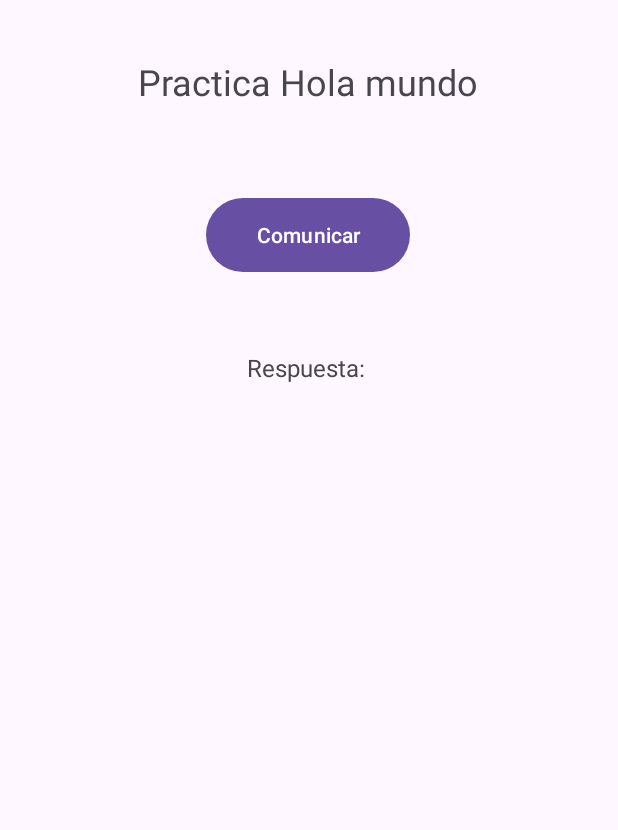
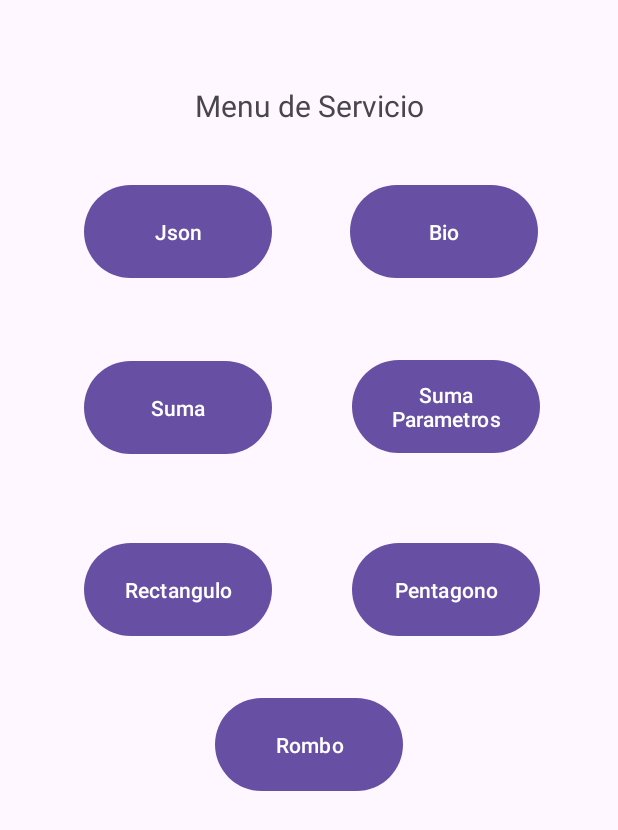
Before and after one commit to PaulDiaz054/ClienteConsumoWS, an Android app: the screen it shows after launch (MainActivity before the commit, Menu after it), on a phone screen of 412 x 824 dp. Shown: the top 830 px of the screen. Run offline under Robolectric (Android 15) with nearby library versions, the phone set to English and light mode, and no system bars.

Commit message:
Creacion del menu de servicios

```diff
--- a/app/build.gradle
+++ b/app/build.gradle
@@ -26,6 +26,9 @@ android {
         sourceCompatibility JavaVersion.VERSION_1_8
         targetCompatibility JavaVersion.VERSION_1_8
     }
+    buildFeatures {
+        viewBinding true
+    }
 }
 
 dependencies {
@@ -33,6 +36,8 @@ dependencies {
     implementation 'androidx.appcompat:appcompat:1.6.1'
     implementation 'com.google.android.material:material:1.5.0'
     implementation 'androidx.constraintlayout:constraintlayout:2.1.4'
+    implementation 'androidx.navigation:navigation-fragment:2.5.2'
+    implementation 'androidx.navigation:navigation-ui:2.5.2'
     testImplementation 'junit:junit:4.13.2'
     androidTestImplementation 'androidx.test.ext:junit:1.2.1'
     androidTestImplementation 'androidx.test.espresso:espresso-core:3.6.1'
--- a/app/src/main/java/com/example/clienteconsumows/MainActivity.java
+++ b/app/src/main/java/com/example/clienteconsumows/MainActivity.java
@@ -45,7 +45,7 @@ public class MainActivity extends AppCompatActivity {
     }
 
     public void ConsumirWS() {
-        String url = "http://10.10.12.254:3000/nombre";
+        String url = "http://192.168.1.11:3000/nombre";
         OkHttpClient cliente = new OkHttpClient();
         Request get = new Request.Builder()
                 .url(url)
--- /dev/null
+++ b/app/src/main/java/com/example/clienteconsumows/Menu.java
@@ -0,0 +1,48 @@
+package com.example.clienteconsumows;
+
+import androidx.appcompat.app.AppCompatActivity;
+
+import android.annotation.SuppressLint;
+import android.content.Context;
+import android.content.Intent;
+import android.os.Bundle;
+import android.view.View;
+import android.widget.Button;
+
+public class Menu extends AppCompatActivity {
+
+    Button btnJson, btnBio, btnSuma, btnSumaPar, btnRectangulo, btnPentagono, btnRombo;
+    @SuppressLint("MissingInflatedId")
+    @Override
+    protected void onCreate(Bundle savedInstanceState) {
+        super.onCreate(savedInstanceState);
+        setContentView(R.layout.activity_menu);
+
+        btnBio = findViewById(R.id.btnBio);
+        btnJson = findViewById(R.id.btnJson);
+        btnSuma = findViewById(R.id.btnSuma);
+        btnSumaPar = findViewById(R.id.btnSumaPar);
+        btnRectangulo = findViewById(R.id.btnRectangulo);
+        btnPentagono = findViewById(R.id.btnPentagono);
+        btnRombo = findViewById(R.id.btnRombo);
+
+        btnBio.setOnClickListener(new View.OnClickListener() {
+            @Override
+            public void onClick(View view) {
+
+            }
+        });
+
+        btnJson.setOnClickListener(new View.OnClickListener() {
+            @Override
+            public void onClick(View view) {
+                CambiarPantallas(MainActivity.class);
+            }
+        });
+    }
+    public void CambiarPantallas( Class<?> targetActivity) {
+        Intent intent = new Intent(Menu.this, targetActivity);
+        startActivity(intent);
+    }
+
+}
--- /dev/null
+++ b/app/src/main/res/drawable/arrow_left.xml
@@ -0,0 +1,4 @@
+<vector android:height="40dp" android:viewportHeight="512"
+    android:viewportWidth="448" android:width="35dp" xmlns:android="http://schemas.android.com/apk/res/android">
+    <path android:fillColor="#FF000000" android:pathData="M9.4,233.4c-12.5,12.5 -12.5,32.8 0,45.3l160,160c12.5,12.5 32.8,12.5 45.3,0s12.5,-32.8 0,-45.3L109.2,288 416,288c17.7,0 32,-14.3 32,-32s-14.3,-32 -32,-32l-306.7,0L214.6,118.6c12.5,-12.5 12.5,-32.8 0,-45.3s-32.8,-12.5 -45.3,0l-160,160z"/>
+</vector>
--- a/app/src/main/res/layout/activity_main.xml
+++ b/app/src/main/res/layout/activity_main.xml
@@ -10,13 +10,28 @@
         android:id="@+id/btnComunicar"
         android:layout_width="136dp"
         android:layout_height="57dp"
-        android:text="Comunicar"
+        android:text="Solicitar"
         app:layout_constraintBottom_toBottomOf="parent"
         app:layout_constraintEnd_toEndOf="parent"
         app:layout_constraintHorizontal_bias="0.498"
         app:layout_constraintStart_toStartOf="parent"
         app:layout_constraintTop_toTopOf="parent"
         app:layout_constraintVertical_bias="0.167" />
+
+    <Button
+        android:id="@+id/btnRegresarMain"
+        style="@style/Widget.Material3.Button"
+        android:layout_width="63dp"
+        android:layout_height="50dp"
+        android:text="@string/vacio"
+        android:textSize="8sp"
+        app:icon="@drawable/arrow_left"
+        app:layout_constraintBottom_toBottomOf="parent"
+        app:layout_constraintEnd_toEndOf="parent"
+        app:layout_constraintHorizontal_bias="0.058"
+        app:layout_constraintStart_toStartOf="parent"
+        app:layout_constraintTop_toTopOf="parent"
+        app:layout_constraintVertical_bias="0.05" />
 
     <TextView
         android:id="@+id/tvRespuesta"
@@ -26,7 +41,7 @@
         app:layout_constraintEnd_toEndOf="parent"
         app:layout_constraintStart_toStartOf="parent"
         app:layout_constraintTop_toTopOf="parent"
-        app:layout_constraintVertical_bias="0.55" />
+        app:layout_constraintVertical_bias="0.563" />
 
     <TextView
         android:id="@+id/textView2"
@@ -39,20 +54,20 @@
         app:layout_constraintEnd_toEndOf="parent"
         app:layout_constraintStart_toStartOf="parent"
         app:layout_constraintTop_toTopOf="parent"
-        app:layout_constraintVertical_bias="0.295" />
+        app:layout_constraintVertical_bias="0.285" />
 
     <TextView
         android:id="@+id/textView4"
         android:layout_width="244dp"
-        android:layout_height="48dp"
-        android:text="Practica Hola mundo"
+        android:layout_height="35dp"
+        android:text="Json de Nombres"
         android:textAlignment="center"
         android:textSize="24sp"
         app:layout_constraintBottom_toBottomOf="parent"
         app:layout_constraintEnd_toEndOf="parent"
-        app:layout_constraintHorizontal_bias="0.497"
+        app:layout_constraintHorizontal_bias="0.694"
         app:layout_constraintStart_toStartOf="parent"
         app:layout_constraintTop_toTopOf="parent"
-        app:layout_constraintVertical_bias="0.049" />
+        app:layout_constraintVertical_bias="0.058" />
 
 </androidx.constraintlayout.widget.ConstraintLayout>
--- /dev/null
+++ b/app/src/main/res/layout/activity_menu.xml
@@ -0,0 +1,104 @@
+<?xml version="1.0" encoding="utf-8"?>
+<androidx.constraintlayout.widget.ConstraintLayout xmlns:android="http://schemas.android.com/apk/res/android"
+    xmlns:app="http://schemas.android.com/apk/res-auto"
+    xmlns:tools="http://schemas.android.com/tools"
+    android:layout_width="match_parent"
+    android:layout_height="match_parent"
+    tools:context=".Menu">
+
+    <TextView
+        android:id="@+id/textView"
+        android:layout_width="180dp"
+        android:layout_height="28dp"
+        android:text="Menu de Servicio"
+        android:textAlignment="center"
+        android:textSize="20sp"
+        app:layout_constraintBottom_toBottomOf="parent"
+        app:layout_constraintEnd_toEndOf="parent"
+        app:layout_constraintStart_toStartOf="parent"
+        app:layout_constraintTop_toTopOf="parent"
+        app:layout_constraintVertical_bias="0.071" />
+
+    <Button
+        android:id="@+id/btnJson"
+        android:layout_width="125dp"
+        android:layout_height="70dp"
+        android:text="Json"
+        app:layout_constraintBottom_toBottomOf="parent"
+        app:layout_constraintEnd_toEndOf="parent"
+        app:layout_constraintHorizontal_bias="0.195"
+        app:layout_constraintStart_toStartOf="parent"
+        app:layout_constraintTop_toTopOf="parent"
+        app:layout_constraintVertical_bias="0.158" />
+
+    <Button
+        android:id="@+id/btnBio"
+        android:layout_width="125dp"
+        android:layout_height="70dp"
+        android:text="Bio"
+        app:layout_constraintBottom_toBottomOf="parent"
+        app:layout_constraintEnd_toEndOf="parent"
+        app:layout_constraintHorizontal_bias="0.815"
+        app:layout_constraintStart_toStartOf="parent"
+        app:layout_constraintTop_toTopOf="parent"
+        app:layout_constraintVertical_bias="0.158" />
+
+    <Button
+        android:id="@+id/btnSumaPar"
+        android:layout_width="125dp"
+        android:layout_height="70dp"
+        android:text="Suma Parametros"
+        app:layout_constraintBottom_toBottomOf="parent"
+        app:layout_constraintEnd_toEndOf="parent"
+        app:layout_constraintHorizontal_bias="0.818"
+        app:layout_constraintStart_toStartOf="parent"
+        app:layout_constraintTop_toTopOf="parent"
+        app:layout_constraintVertical_bias="0.313" />
+
+    <Button
+        android:id="@+id/btnRectangulo"
+        android:layout_width="125dp"
+        android:layout_height="70dp"
+        android:text="Rectangulo"
+        app:layout_constraintBottom_toBottomOf="parent"
+        app:layout_constraintEnd_toEndOf="parent"
+        app:layout_constraintHorizontal_bias="0.195"
+        app:layout_constraintStart_toStartOf="parent"
+        app:layout_constraintTop_toTopOf="parent"
+        app:layout_constraintVertical_bias="0.475" />
+
+    <Button
+        android:id="@+id/btnPentagono"
+        android:layout_width="125dp"
+        android:layout_height="70dp"
+        android:text="Pentagono"
+        app:layout_constraintBottom_toBottomOf="parent"
+        app:layout_constraintEnd_toEndOf="parent"
+        app:layout_constraintHorizontal_bias="0.818"
+        app:layout_constraintStart_toStartOf="parent"
+        app:layout_constraintTop_toTopOf="parent"
+        app:layout_constraintVertical_bias="0.475" />
+
+    <Button
+        android:id="@+id/btnRombo"
+        android:layout_width="125dp"
+        android:layout_height="70dp"
+        android:text="Rombo"
+        app:layout_constraintBottom_toBottomOf="parent"
+        app:layout_constraintEnd_toEndOf="parent"
+        app:layout_constraintStart_toStartOf="parent"
+        app:layout_constraintTop_toTopOf="parent"
+        app:layout_constraintVertical_bias="0.612" />
+
+    <Button
+        android:id="@+id/btnSuma"
+        android:layout_width="125dp"
+        android:layout_height="70dp"
+        android:text="Suma"
+        app:layout_constraintBottom_toBottomOf="parent"
+        app:layout_constraintEnd_toEndOf="parent"
+        app:layout_constraintHorizontal_bias="0.195"
+        app:layout_constraintStart_toStartOf="parent"
+        app:layout_constraintTop_toTopOf="parent"
+        app:layout_constraintVertical_bias="0.314" />
+</androidx.constraintlayout.widget.ConstraintLayout>
--- /dev/null
+++ b/app/src/main/res/values-land/dimens.xml
@@ -0,0 +1,3 @@
+<resources>
+    <dimen name="fab_margin">48dp</dimen>
+</resources>
--- /dev/null
+++ b/app/src/main/res/values-v23/themes.xml
@@ -0,0 +1,9 @@
+<resources xmlns:tools="http://schemas.android.com/tools">
+
+    <style name="Theme.ClienteConsumoWS" parent="Base.Theme.ClienteConsumoWS">
+        <!-- Transparent system bars for edge-to-edge. -->
+        <item name="android:navigationBarColor">@android:color/transparent</item>
+        <item name="android:statusBarColor">@android:color/transparent</item>
+        <item name="android:windowLightStatusBar">?attr/isLightTheme</item>
+    </style>
+</resources>
--- /dev/null
+++ b/app/src/main/res/values-w1240dp/dimens.xml
@@ -0,0 +1,3 @@
+<resources>
+    <dimen name="fab_margin">200dp</dimen>
+</resources>
--- /dev/null
+++ b/app/src/main/res/values-w600dp/dimens.xml
@@ -0,0 +1,3 @@
+<resources>
+    <dimen name="fab_margin">48dp</dimen>
+</resources>
--- /dev/null
+++ b/app/src/main/res/values/dimens.xml
@@ -0,0 +1,3 @@
+<resources>
+    <dimen name="fab_margin">16dp</dimen>
+</resources>
--- a/app/src/main/res/values/strings.xml
+++ b/app/src/main/res/values/strings.xml
@@ -1,3 +1,5 @@
 <resources>
     <string name="app_name">ClienteConsumoWS</string>
+    <string name="title_activity_menu">menu</string>
+    <string name="vacio"></string>
 </resources>
```
Also changed, not shown: app/src/main/AndroidManifest.xml (+15 -9 lines).
